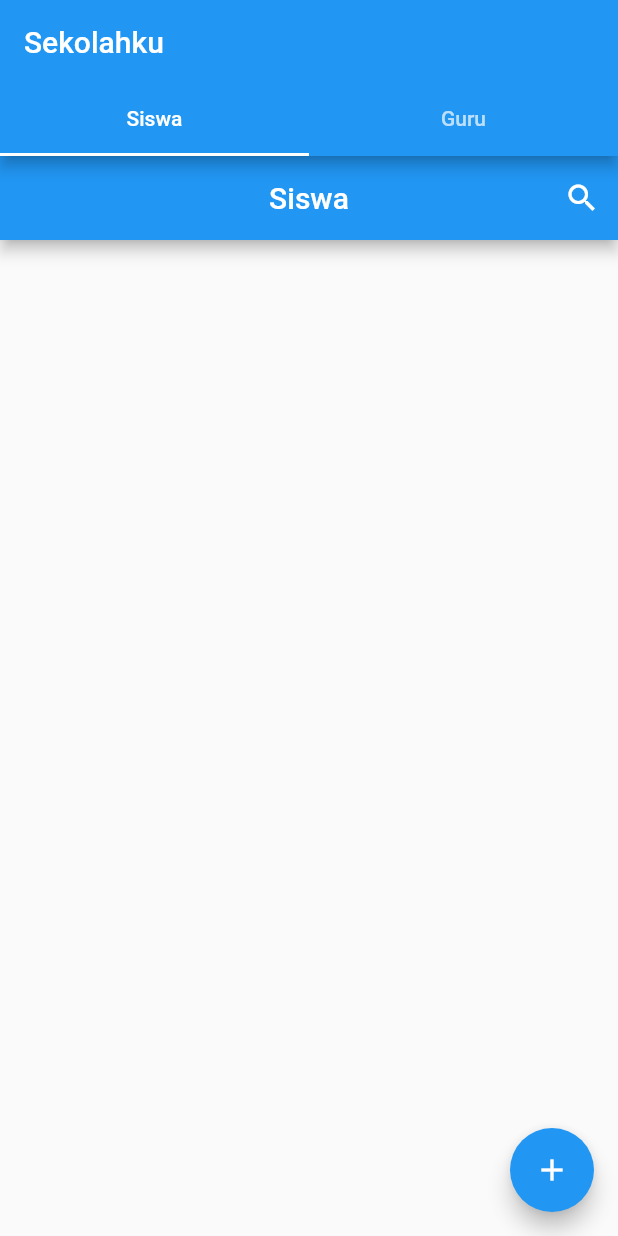
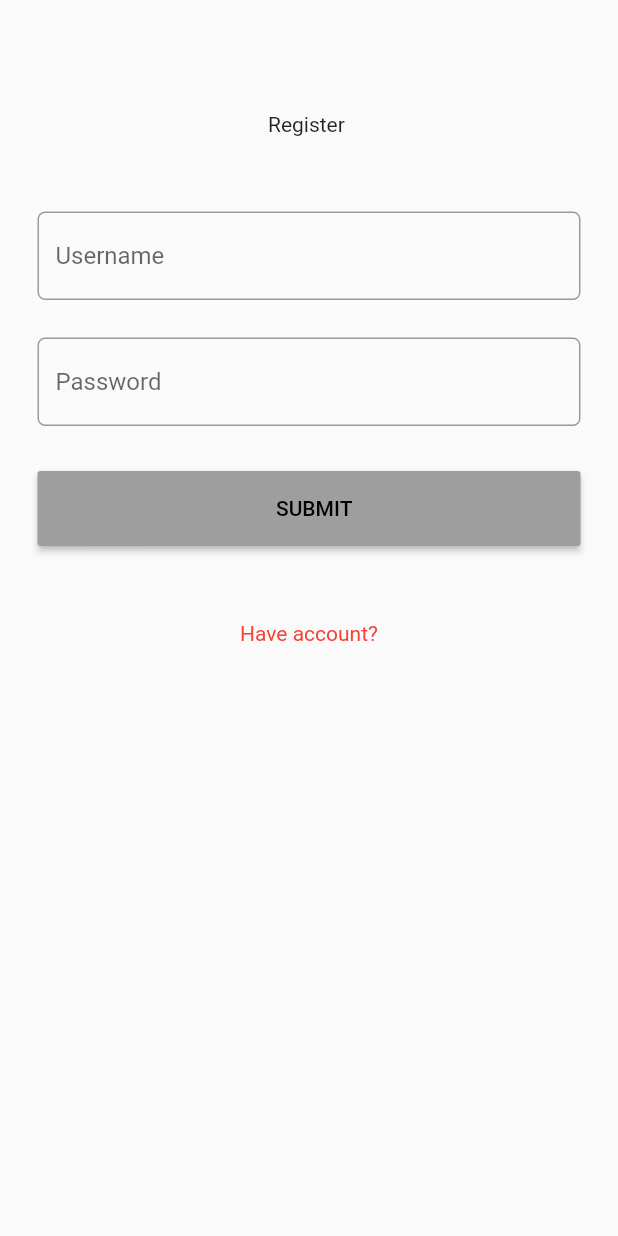
Before and after one commit to MochAbdulAziz/sekolahku, a Flutter app: the screen it shows after launch, on a phone screen of 412 x 824 dp. Run offline on Flutter 3.47's test engine with Material 2 defaults, Android fonts, the phone set to English and light mode, and no system bars; our stand-ins replace faker, flutter_datetime_picker, sqflite; accounts and stored records are empty.

Commit message:
Update form login & register

```diff
--- /dev/null
+++ b/lib/domain/login_domain.dart
@@ -0,0 +1,21 @@
+import 'package:sekolahku/utils/capitalize.dart';
+
+class LoginDomain {
+  int idLogin;
+  String username;
+  String password;
+
+  Map<String, dynamic> toMap() {
+    return <String, dynamic>{
+      'username': username,
+      'password': password,
+
+    };
+  }
+
+  void fromMap(Map<String, dynamic> value) {
+    idLogin = value['id_login'];
+    username = value['username'];
+    password = value['password'];
+    }
+}
--- a/lib/main.dart
+++ b/lib/main.dart
@@ -2,6 +2,8 @@ import 'dart:async';
 
 import 'package:flutter/material.dart';
 import 'package:sekolahku/screens/home_screen.dart';
+import 'package:sekolahku/screens/login_screen.dart';
+import 'package:sekolahku/screens/register_screen.dart';
 import 'package:sekolahku/service/app_service.dart';
 import 'package:sekolahku/utils/lifecycle_event_handler.dart';
 
@@ -54,7 +56,7 @@ class _MyAppState extends State<MyApp> {
       debugShowCheckedModeBanner: false,
       theme: ThemeData(primaryColor: Colors.blue),
       home: isDatabaseReady
-          ? HomeScreen()
+          ? RegisterScreen()
           : Scaffold(
               body: Center(
               child: CircularProgressIndicator(),
--- a/lib/model/student_model.dart
+++ b/lib/model/student_model.dart
@@ -31,10 +31,20 @@ class StudentModel {
     );
     ''';
 
+    String sqlRawLogin = '''
+
+      CREATE TABLE IF NOT EXISTS login_1(
+      id_login INTEGER PRIMARY KEY NOT NULL,
+      username TEXT(20),
+      password TEXT(20)
+    );
+
+    ''';
+
     db.execute(sqlRawTeacher);
     db.execute(sqlRaw);
+    db.execute(sqlRawLogin);
   }
-
 
   FutureOr<void> onConfigure(Database db) {}
 
--- /dev/null
+++ b/lib/screens/register_screen.dart
@@ -0,0 +1,153 @@
+import 'package:flutter/cupertino.dart';
+import 'package:flutter/material.dart';
+import 'package:sekolahku/domain/login_domain.dart';
+import 'package:sekolahku/screens/home_screen.dart';
+import 'package:sekolahku/screens/login_screen.dart';
+import 'package:sekolahku/service/app_service.dart';
+
+class RegisterScreen extends StatefulWidget {
+  const RegisterScreen({Key key}) : super(key: key);
+
+  @override
+  _RegisterScreenState createState() => _RegisterScreenState();
+}
+
+class _RegisterScreenState extends State<RegisterScreen> {
+  final GlobalKey<ScaffoldState> _scaffoldKey = new GlobalKey<ScaffoldState>();
+  TextEditingController usernameController = TextEditingController();
+  TextEditingController passwordController = TextEditingController();
+
+  @override
+  Widget build(BuildContext context) {
+    return new Scaffold(
+      body: Container(
+        padding: EdgeInsets.all(25.0),
+        width: MediaQuery.of(context).size.width,
+        child: SingleChildScrollView(
+          child: Column(
+            crossAxisAlignment: CrossAxisAlignment.center,
+            mainAxisSize: MainAxisSize.max,
+            children: [
+              SizedBox(
+                height: 50.0,
+              ),
+              Text("Register "),
+              SizedBox(
+                height: 50.0,
+              ),
+              TextFormField(
+                  controller: usernameController,
+                  validator: (value) {
+                    if (value.isEmpty) {
+                      return "Tidak boleh kosong";
+                    } else {
+                      return null;
+                    }
+                  },
+                  decoration: InputDecoration(
+                      hintText: 'Username',
+                      border: OutlineInputBorder(
+                          borderRadius: BorderRadius.circular(5)))),
+              SizedBox(
+                height: 25.0,
+              ),
+              TextFormField(
+                  controller: passwordController,
+                  validator: (value) {
+                    if (value.isEmpty) {
+                      return "Tidak boleh kosong";
+                    } else {
+                      return null;
+                    }
+                  },
+                  decoration: InputDecoration(
+                      hintText: 'Password',
+                      border: OutlineInputBorder(
+                          borderRadius: BorderRadius.circular(5)))),
+              SizedBox(
+                height: 30.0,
+              ),
+              Container(
+                width: MediaQuery.of(context).size.width,
+                height: 50.0,
+                child: RaisedButton(
+                  color: Colors.grey,
+                  onPressed: () {
+                    onLoginPressed();
+                  },
+                  child: Row(
+                    mainAxisAlignment: MainAxisAlignment.center,
+                    children: <Widget>[
+                      SizedBox(
+                        width: 10.0,
+                      ),
+                      Text(
+                        'SUBMIT ',
+                        style: TextStyle(color: Colors.black),
+                      ),
+                    ],
+                  ),
+                ),
+              ),
+              SizedBox(height: 50),
+              Container(
+                alignment: Alignment.center,
+                margin: EdgeInsets.only(top: 0.0, bottom: 20.0),
+                child: GestureDetector(
+                  onTap: () {
+                    Navigator.of(context).push(PageRouteBuilder(
+                        pageBuilder: (BuildContext context, _, __) =>
+                            LoginLayout()));
+                  },
+                  child: Text('Have account?',
+                      style: TextStyle(color: Colors.red)),
+                ),
+              )
+            ],
+          ),
+        ),
+      ),
+    );
+  }
+
+  void onLoginPressed() {
+    if (usernameController.text != null) {
+      if (passwordController.text != null) {
+        LoginDomain loginDomain = LoginDomain();
+        loginDomain.username = usernameController.text.toString();
+        loginDomain.password = passwordController.text.toString();
+        AppServices.getloginService
+            .getUsername(usernameController.text.toString())
+            .then((value) {
+          if (value == null) {
+            AppServices.getloginService
+                .createLogin(loginDomain)
+                .then((valueCreate) {
+              Navigator.of(context).push(PageRouteBuilder(
+                        pageBuilder: (BuildContext context, _, __) =>
+                            LoginLayout()));
+            }).catchError((error) {
+              print(error);
+              Scaffold.of(context)
+                  .showSnackBar(SnackBar(content: Text(error.toString())));
+            });
+          } else {
+            Scaffold.of(context)
+                .showSnackBar(SnackBar(content: Text('Akun telah terdaftar')));
+          }
+        }).catchError((error) {
+          Scaffold.of(context)
+              .showSnackBar(SnackBar(content: Text('Register gagal')));
+        });
+      } else {
+        print("masuk else password");
+        _scaffoldKey.currentState.showSnackBar(
+            new SnackBar(content: new Text('Anda belum mengisi password')));
+      }
+    } else {
+      print("masuk else username");
+      _scaffoldKey.currentState.showSnackBar(
+          new SnackBar(content: new Text('Anda belum mengisi username')));
+    }
+  }
+}
--- /dev/null
+++ b/lib/service/login_service.dart
@@ -0,0 +1,21 @@
+import 'package:sekolahku/domain/login_domain.dart';
+import 'package:sekolahku/repository/login_repository.dart';
+import 'package:sekolahku/service/app_service.dart';
+
+class LoginService {
+  final LoginRepository loginRepository;
+
+  LoginService(this.loginRepository);
+
+  Future<int> createLogin(LoginDomain loginDomain) {
+    return loginRepository.create(loginDomain);
+  }
+
+  Future<LoginDomain> getUsername(String username) {
+    return loginRepository.getUsername(username);
+  }
+
+  Future<LoginDomain> getLogin(String username, String password) {
+    return loginRepository.getLogin(username, password);
+  }
+}
```
Also changed, not shown: lib/repository/login_repository.dart (added, +52 -0 lines), lib/screens/login_screen.dart (added, +150 -0 lines), lib/screens/teacher/teacher_detail_screen.dart (+5 -5 lines), lib/service/app_service.dart (+12 -5 lines).
